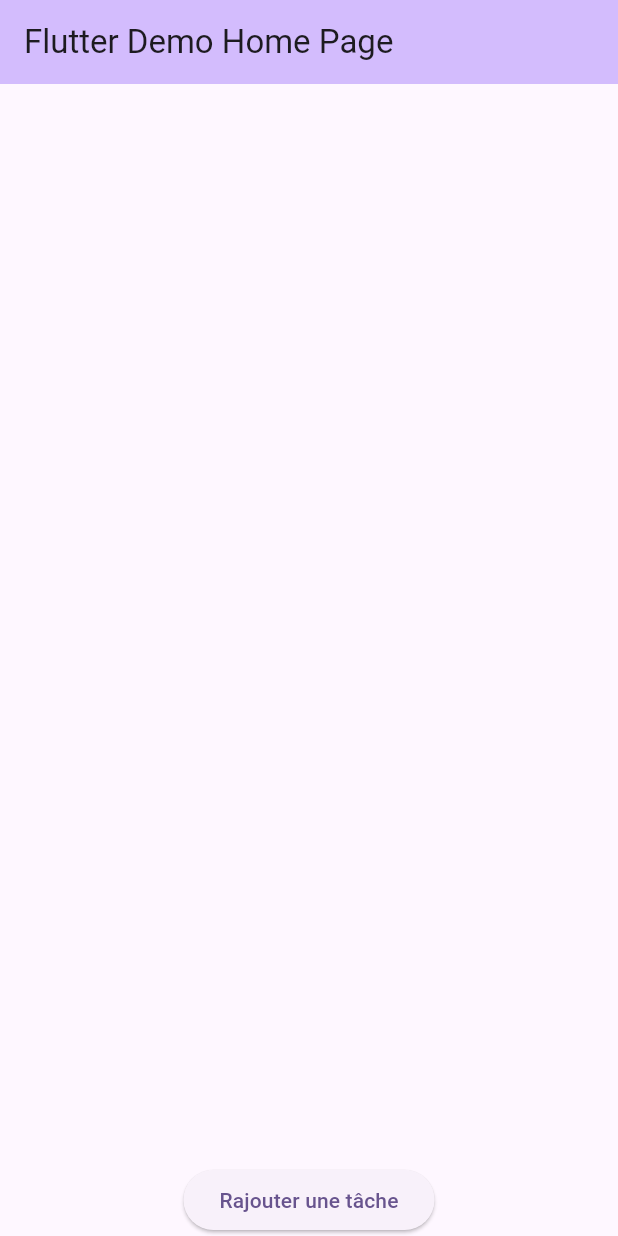
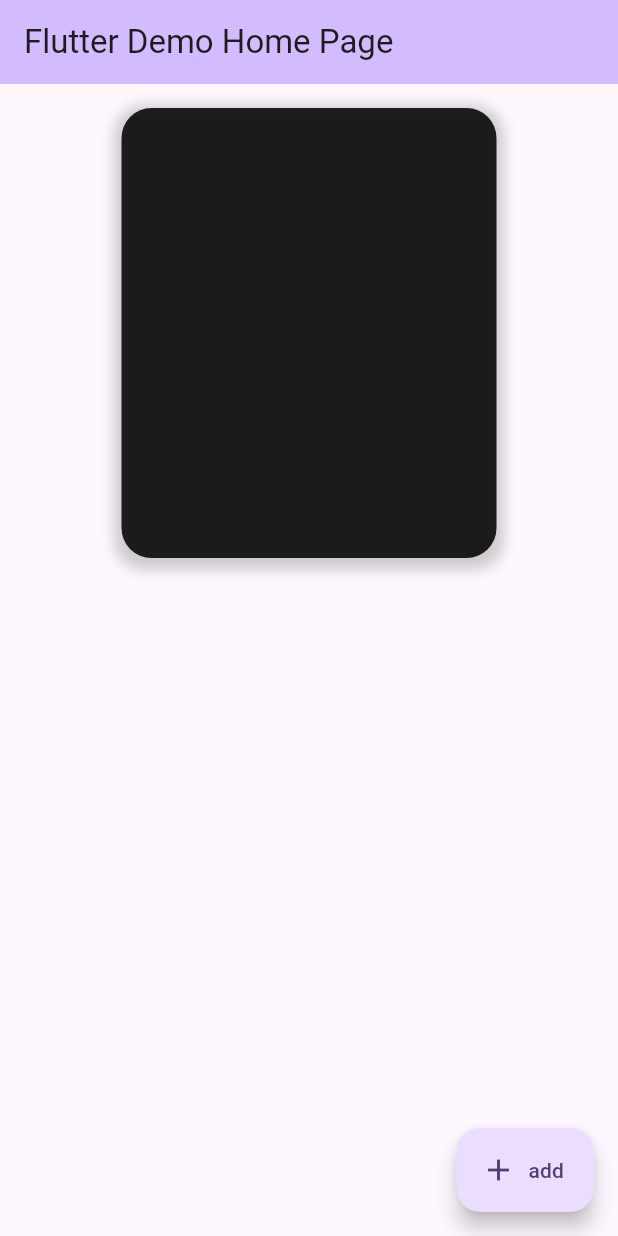
Before and after one commit to Tomtoxi44/Flutter_ToDo_List, a Flutter app: the screen it shows after launch, on a phone screen of 412 x 824 dp. Run offline on Flutter 3.47's test engine with Material 2 defaults, Android fonts, the phone set to English and light mode, and no system bars; our stand-ins replace freezed_annotation, sqflite; accounts and stored records are empty.

Commit message:
fin du tp todo list avec bdd SQlite

```diff
--- a/lib/models/todo_model.dart
+++ b/lib/models/todo_model.dart
@@ -12,4 +12,5 @@ class Todo with _$Todo {
   }) = _Todo;
 
   factory Todo.fromJson(Map<String, dynamic> json) => _$TodoFromJson(json);
+
 }
--- a/lib/widget/ListWidget.dart
+++ b/lib/widget/ListWidget.dart
@@ -4,7 +4,7 @@ import 'package:todo_app_sqlite_freezed/models/todo_model.dart';
 import '../pages/add_task.dart';
 
 class ListWidget extends StatefulWidget {
-  ListWidget({super.key, required this.title});
+  const ListWidget({super.key, required this.title});
 
   final String title;
 
@@ -20,14 +20,31 @@ class _ListWidget extends State<ListWidget> {
         backgroundColor: Theme.of(context).colorScheme.inversePrimary,
         title: Text(widget.title),
       ),
-      body: Column(
+      body: Center(
+        child: Column(
           children: [
-          Expanded(
+            Container(
+                margin: const EdgeInsets.all(16),
+                padding: const EdgeInsets.all(16),
+                width: 250.0,
+                height: 300.0,
+                decoration: BoxDecoration(
+                  color: Colors.black87,
+                  borderRadius: BorderRadius.circular(20),
+                  boxShadow: [
+                    BoxShadow(
+                      color: Colors.grey.withOpacity(0.5),
+                      spreadRadius: 5,
+                      blurRadius: 7,
+                      offset: const Offset(0, 3),
+                    ),
+                  ],
+                ),
                 child: FutureBuilder<List<Todo>>(
                     future: DatabaseHelper.instance.getAllTodos(),
                     builder: (context, snapshot) {
                       if (snapshot.connectionState == ConnectionState.waiting) {
-                      return CircularProgressIndicator();
+                        return const CircularProgressIndicator();
                       }
 
                       if (snapshot.hasError) {
@@ -39,40 +56,88 @@ class _ListWidget extends State<ListWidget> {
                         itemCount: todos.length,
                         itemBuilder: (BuildContext context, int index) {
                           final todo = todos[index];
-                        return Row(children: [
+                          bool checkBoxValue = todo.isCompleted == 1;
+
+                          return Row(
+                            children: [
+
                               Text(
+                                style : const TextStyle(color : Colors.white),
                                 todo.task,
-                            style: const TextStyle(color: Colors.black),
                               ),
-                        ]);
+                              Checkbox(
+                                checkColor: Colors.green,
+                                fillColor: MaterialStateProperty.all( Colors.white),
+                                value: checkBoxValue,
+                                onChanged: (bool? value) async {
+                                  var newTodo = todo.copyWith(
+                                    isCompleted: value == true ? 1 : 0,
+                                  );
+
+                                  await DatabaseHelper.instance.update(newTodo);
+
+                                  setState(() {
+                                    checkBoxValue = value ?? false;
+                                  });
+                                },
+                              ),
+                              IconButton(
+                                onPressed: () async {
+                                  if (todo.id != null) {
+                                    await DatabaseHelper.instance
+                                        .delete(todo.id!);
+
+                                    ScaffoldMessenger.of(context).showSnackBar(
+                                      const SnackBar(
+                                        backgroundColor: Colors.red,
+                                        content: Text('Tâche Supprimé !'),
+                                      ),
+                                    );
+
+                                    setState(() {});
+                                  }
+                                },
+                                icon: const Icon(Icons.delete, color : Colors.white),
+
+                              )
+                            ],
+                          );
                         },
                       );
                     })),
-          ElevatedButton(
-            child: const Text('Rajouter une tâche'),
+          ],
+        ),
+      ),
+      floatingActionButton: Padding(
+        padding: const EdgeInsets.only(bottom: 16.0),
+        child: FloatingActionButton.extended(
           onPressed: () async {
             final String? result = await Navigator.push(
               context,
               MaterialPageRoute(
-                    builder: (context) => const AddElement(
-                        message: 'Salut de la page principal')),
+                  builder: (context) =>
+                      const AddElement(message: 'Salut de la page principal')),
             );
             if (result != null) {
-                await DatabaseHelper.instance.insert(Todo(task: result, isCompleted: 0));
+              await DatabaseHelper.instance
+                  .insert(Todo(task: result, isCompleted: 0));
               setState(() {});
               const snackBar = SnackBar(
                 backgroundColor: Colors.green,
                 content: DefaultTextStyle(
-                    style: TextStyle(color: Colors.white), // Votre style ici
+                  style: TextStyle(color: Colors.white),
                   child: Text('Tâche ajouté !'),
                 ),
               );
+
               ScaffoldMessenger.of(context).showSnackBar(snackBar);
             }
           },
-          )
-        ],
+          label: const Text('add'),
+          icon: const Icon(Icons.add),
         ),
+      ),
+      floatingActionButtonLocation: FloatingActionButtonLocation.endDocked,
     );
   }
 }
```
Also changed, not shown: lib/models/todo_model.g.dart. Lines whose indentation alone changed are shown as unchanged.
